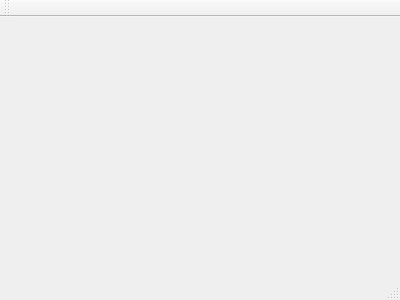
Above: mainwindow.ui from emqx/qmqtt-client before the change. Below: the same form after it.
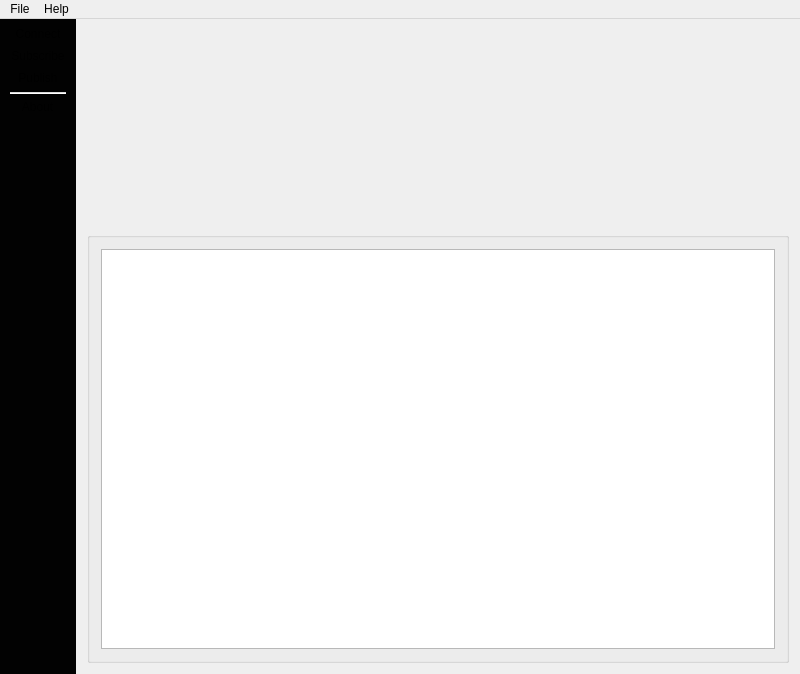
That is the form after the change. Custom widgets are drawn as their Qt base class.

```diff
--- a/mainwindow.ui
+++ b/mainwindow.ui
@@ -1,24 +1,201 @@
 <ui version="4.0">
  <class>MainWindow</class>
- <widget class="QMainWindow" name="MainWindow" >
-  <property name="geometry" >
+ <widget class="QMainWindow" name="MainWindow">
+  <property name="enabled">
+   <bool>true</bool>
+  </property>
+  <property name="geometry">
    <rect>
     <x>0</x>
     <y>0</y>
-    <width>400</width>
-    <height>300</height>
+    <width>800</width>
+    <height>674</height>
    </rect>
   </property>
-  <property name="windowTitle" >
-   <string>MainWindow</string>
+  <property name="maximumSize">
+   <size>
+    <width>100000</width>
+    <height>100000</height>
+   </size>
   </property>
-  <widget class="QMenuBar" name="menuBar" />
-  <widget class="QToolBar" name="mainToolBar" />
-  <widget class="QWidget" name="centralWidget" />
-  <widget class="QStatusBar" name="statusBar" />
+  <property name="windowTitle">
+   <string>QMQTT</string>
+  </property>
+  <property name="windowOpacity">
+   <double>1.000000000000000</double>
+  </property>
+  <property name="autoFillBackground">
+   <bool>true</bool>
+  </property>
+  <widget class="QWidget" name="centralWidget">
+   <property name="enabled">
+    <bool>true</bool>
+   </property>
+   <property name="layoutDirection">
+    <enum>Qt::LeftToRight</enum>
+   </property>
+   <property name="autoFillBackground">
+    <bool>true</bool>
+   </property>
+   <layout class="QGridLayout" name="gridLayout">
+    <item row="0" column="0">
+     <layout class="QVBoxLayout" name="verticalLayout" stretch="1,0">
+      <item>
+       <widget class="QStackedWidget" name="stackedWidget">
+        <property name="minimumSize">
+         <size>
+          <width>0</width>
+          <height>180</height>
+         </size>
+        </property>
+        <property name="maximumSize">
+         <size>
+          <width>16777215</width>
+          <height>300</height>
+         </size>
+        </property>
+        <property name="currentIndex">
+         <number>0</number>
+        </property>
+        <widget class="ConnForm" name="conForm"/>
+        <widget class="PubForm" name="pubForm"/>
+        <widget class="SubForm" name="subForm"/>
+       </widget>
+      </item>
+      <item>
+       <widget class="QGroupBox" name="groupBox">
+        <property name="title">
+         <string/>
+        </property>
+        <layout class="QGridLayout" name="gridLayout_2">
+         <item row="0" column="0">
+          <widget class="QTextBrowser" name="logConsole">
+           <property name="minimumSize">
+            <size>
+             <width>0</width>
+             <height>400</height>
+            </size>
+           </property>
+          </widget>
+         </item>
+        </layout>
+       </widget>
+      </item>
+     </layout>
+    </item>
+   </layout>
+  </widget>
+  <widget class="QMenuBar" name="menuBar">
+   <property name="geometry">
+    <rect>
+     <x>0</x>
+     <y>0</y>
+     <width>800</width>
+     <height>22</height>
+    </rect>
+   </property>
+   <widget class="QMenu" name="menuFile">
+    <property name="title">
+     <string>File</string>
+    </property>
+    <addaction name="action_Quit"/>
+   </widget>
+   <widget class="QMenu" name="menuHelp">
+    <property name="title">
+     <string>Help</string>
+    </property>
+    <addaction name="action_About"/>
+   </widget>
+   <addaction name="menuFile"/>
+   <addaction name="menuHelp"/>
+  </widget>
+  <widget class="QToolBar" name="mainToolBar">
+   <property name="styleSheet">
+    <string notr="true">QToolBar {background: rgb(2, 2, 2)}</string>
+   </property>
+   <property name="movable">
+    <bool>false</bool>
+   </property>
+   <property name="floatable">
+    <bool>false</bool>
+   </property>
+   <attribute name="toolBarArea">
+    <enum>LeftToolBarArea</enum>
+   </attribute>
+   <attribute name="toolBarBreak">
+    <bool>false</bool>
+   </attribute>
+   <addaction name="action_Connect"/>
+   <addaction name="action_Subscribe"/>
+   <addaction name="action_Publish"/>
+   <addaction name="separator"/>
+   <addaction name="action_About"/>
+  </widget>
+  <action name="action_Quit">
+   <property name="text">
+    <string>&amp;Quit</string>
+   </property>
+  </action>
+  <action name="action_About">
+   <property name="text">
+    <string>&amp;About</string>
+   </property>
+  </action>
+  <action name="action_Connect">
+   <property name="checkable">
+    <bool>true</bool>
+   </property>
+   <property name="text">
+    <string>Connect</string>
+   </property>
+   <property name="toolTip">
+    <string>Connect to MQTT Broker</string>
+   </property>
+  </action>
+  <action name="action_Subscribe">
+   <property name="checkable">
+    <bool>true</bool>
+   </property>
+   <property name="text">
+    <string>Subscribe</string>
+   </property>
+   <property name="toolTip">
+    <string>Subscribe to Topic</string>
+   </property>
+  </action>
+  <action name="action_Publish">
+   <property name="checkable">
+    <bool>true</bool>
+   </property>
+   <property name="text">
+    <string>Publish</string>
+   </property>
+   <property name="toolTip">
+    <string>Publish Message</string>
+   </property>
+  </action>
  </widget>
- <layoutDefault spacing="6" margin="11" />
- <pixmapfunction></pixmapfunction>
+ <layoutdefault spacing="6" margin="11"/>
+ <customwidgets>
+  <customwidget>
+   <class>ConnForm</class>
+   <extends>QWidget</extends>
+   <header>connform.h</header>
+   <container>1</container>
+  </customwidget>
+  <customwidget>
+   <class>PubForm</class>
+   <extends>QWidget</extends>
+   <header>pubform.h</header>
+   <container>1</container>
+  </customwidget>
+  <customwidget>
+   <class>SubForm</class>
+   <extends>QWidget</extends>
+   <header>subform.h</header>
+   <container>1</container>
+  </customwidget>
+ </customwidgets>
  <resources/>
  <connections/>
 </ui>
```
Left out of the diff: 1 changed line with no effect on the pictures.
